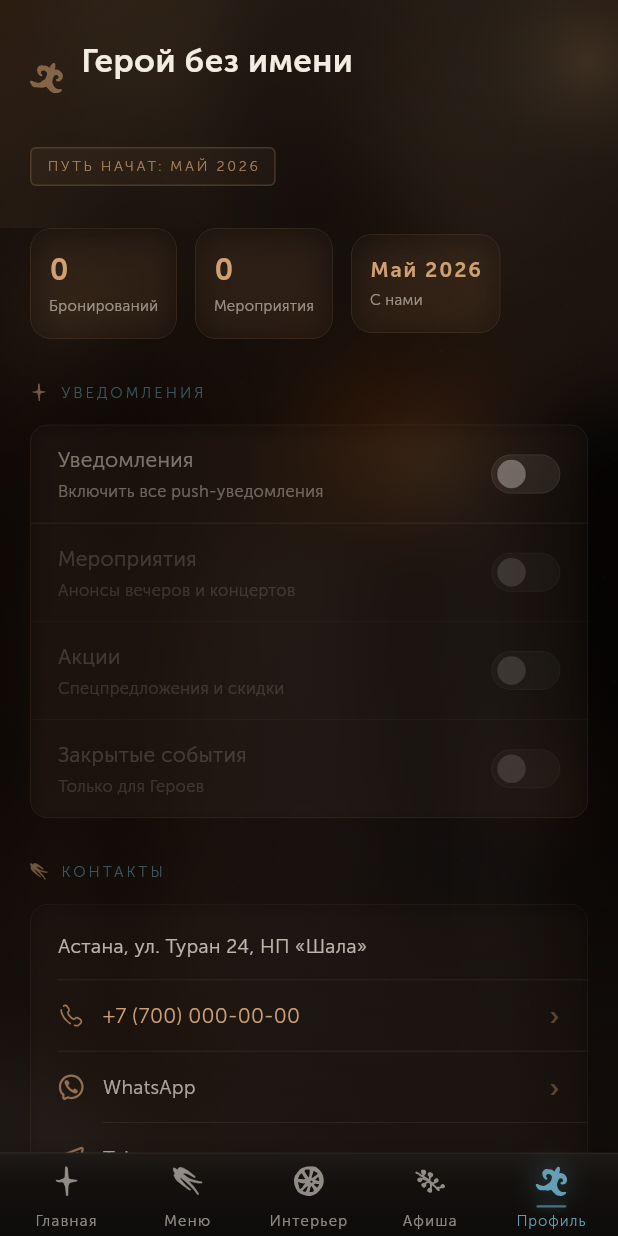
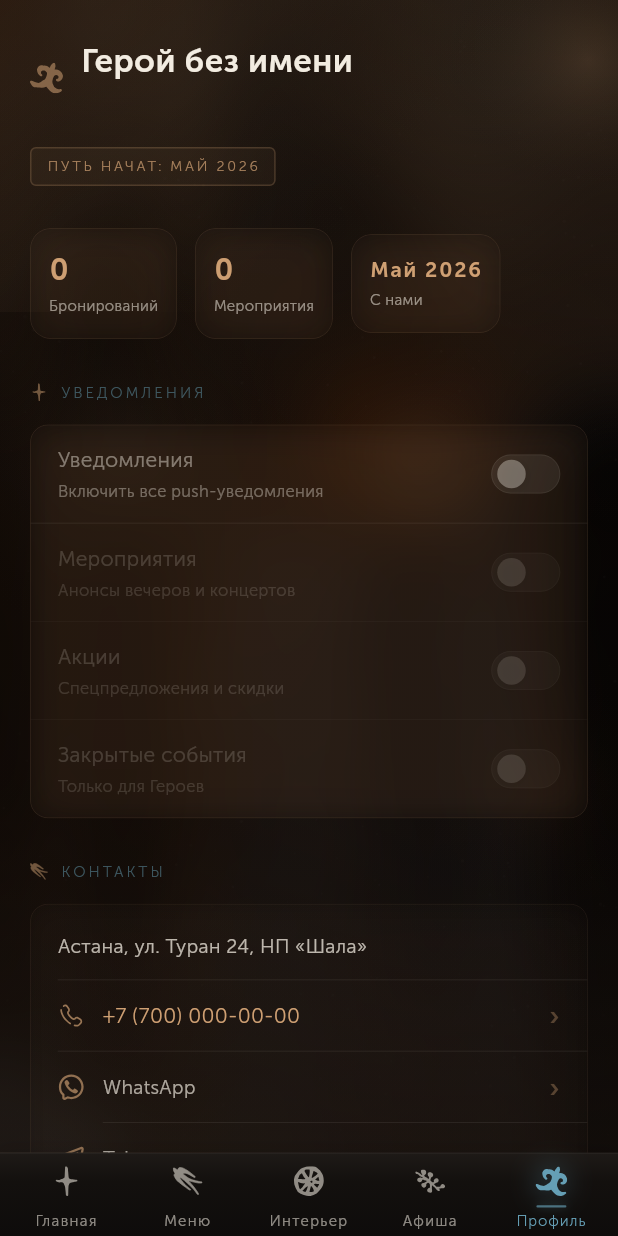
Before and after one commit to PannoApp/Panno, a Flutter app: the screen it shows once a user with an empty profile is signed in, item 5 of the bottom bar chosen, on a phone screen of 412 x 824 dp. Run offline on Flutter 3.47's test engine with Material 3 defaults, Android fonts, the phone set to English and light mode, and no system bars; drawn by our look-alikes of flutter_animate; our stand-ins replace audioplayers, cached_network_image, dio, firebase_core, firebase_messaging, flutter_cache_manager and 8 more; accounts and stored records are empty; generated files the repository leaves out were written again; network calls fail; statements that could not run were skipped.

Commit message:
FERST SDAWDA

```diff
--- a/lib/screens/profile_screen.dart
+++ b/lib/screens/profile_screen.dart
@@ -271,7 +271,13 @@
         clipBehavior: Clip.none,
         children: [
           // Мягкий amber glow — depth через свет, без декоративных тотемов
-          Positioned.fill(
+          // Overflows 56px below hero boundary (Stack + CustomScrollView both have
+          // Clip.none) to bleed warmth into the stats area and kill the seam.
+          Positioned(
+            top: 0,
+            left: 0,
+            right: 0,
+            bottom: -56,
             child: DecoratedBox(
               decoration: BoxDecoration(
                 gradient: LinearGradient(
@@ -1334,7 +1340,7 @@
                 stops: const [0.0, 0.35, 0.72, 1.0],
                 colors: [
                   PiligrimColors.ember.withValues(alpha: 0.06),
-                  PiligrimColors.clear,
+                  PiligrimColors.earthWarm.withValues(alpha: 0.03),
                   PiligrimColors.earthWarm.withValues(alpha: 0.12),
                   PiligrimColors.earthSurface.withValues(alpha: 0.55),
                 ],
@@ -1343,10 +1349,10 @@
           ),
           Positioned(
             left: -60,
-            top: MediaQuery.sizeOf(context).height * 0.12,
+            top: MediaQuery.sizeOf(context).height * 0.20,
             child: Container(
-              width: 220,
-              height: 220,
+              width: 280,
+              height: 280,
               decoration: BoxDecoration(
                 shape: BoxShape.circle,
                 gradient: RadialGradient(
@@ -1432,13 +1438,13 @@
       ProfileGlassVariant.stat => (
           0.10,
           0.04,
-          0.18,
+          0.14,
           10.0,
-          0.14,
+          0.10,
         ),
       ProfileGlassVariant.settings => (
-          0.14,
-          0.06,
+          0.10,
+          0.04,
           0.14,
           14.0,
           0.10,
@@ -1478,12 +1484,13 @@
         boxShadow: [
           BoxShadow(
             color: PiligrimColors.steppe.withValues(alpha: shadowAlpha * 0.5),
-            blurRadius: variant == ProfileGlassVariant.stat ? 16 : 10,
-            offset: const Offset(0, 4),
-          ),
-          if (variant == ProfileGlassVariant.stat)
+            blurRadius: 14,
+            offset: const Offset(0, 3),
+          ),
+          if (variant == ProfileGlassVariant.stat ||
+              variant == ProfileGlassVariant.settings)
             BoxShadow(
-              color: PiligrimColors.ember.withValues(alpha: 0.06),
+              color: PiligrimColors.ember.withValues(alpha: 0.05),
               blurRadius: 20,
               spreadRadius: -4,
             ),
```
